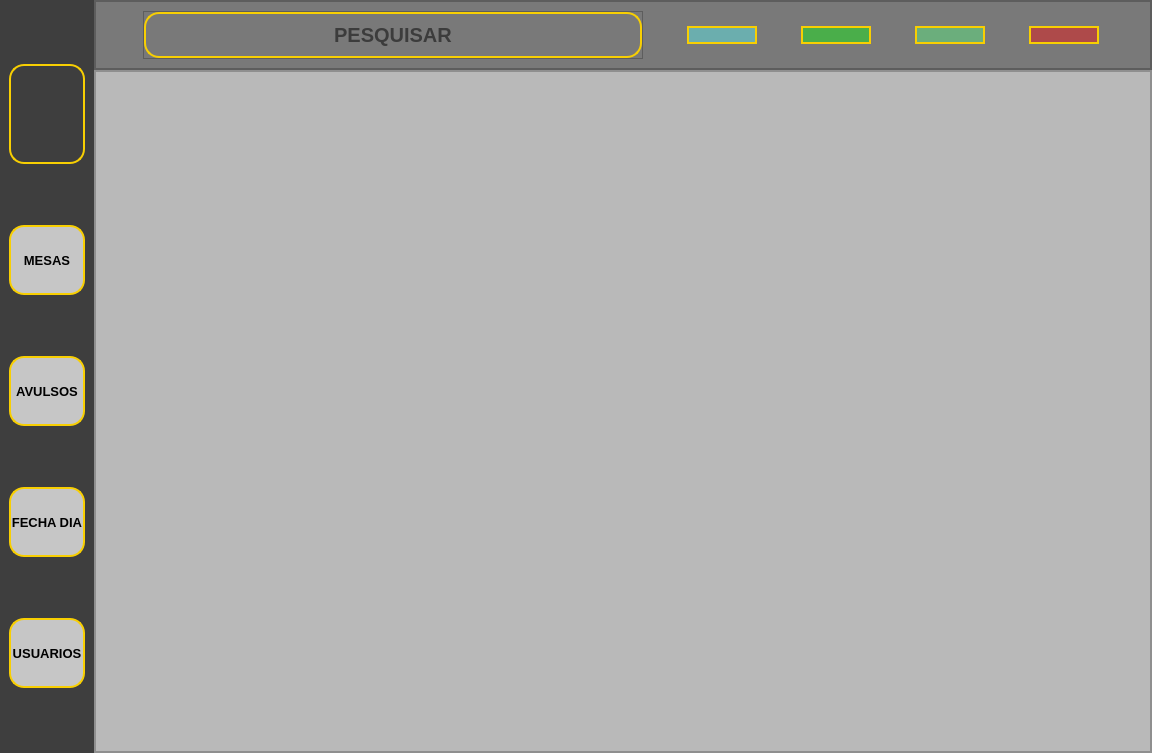
This is uic/Bemvindo.ui in Lum000/Comanda2.0 as Qt 5 draws it before an edit. The edited form follows.
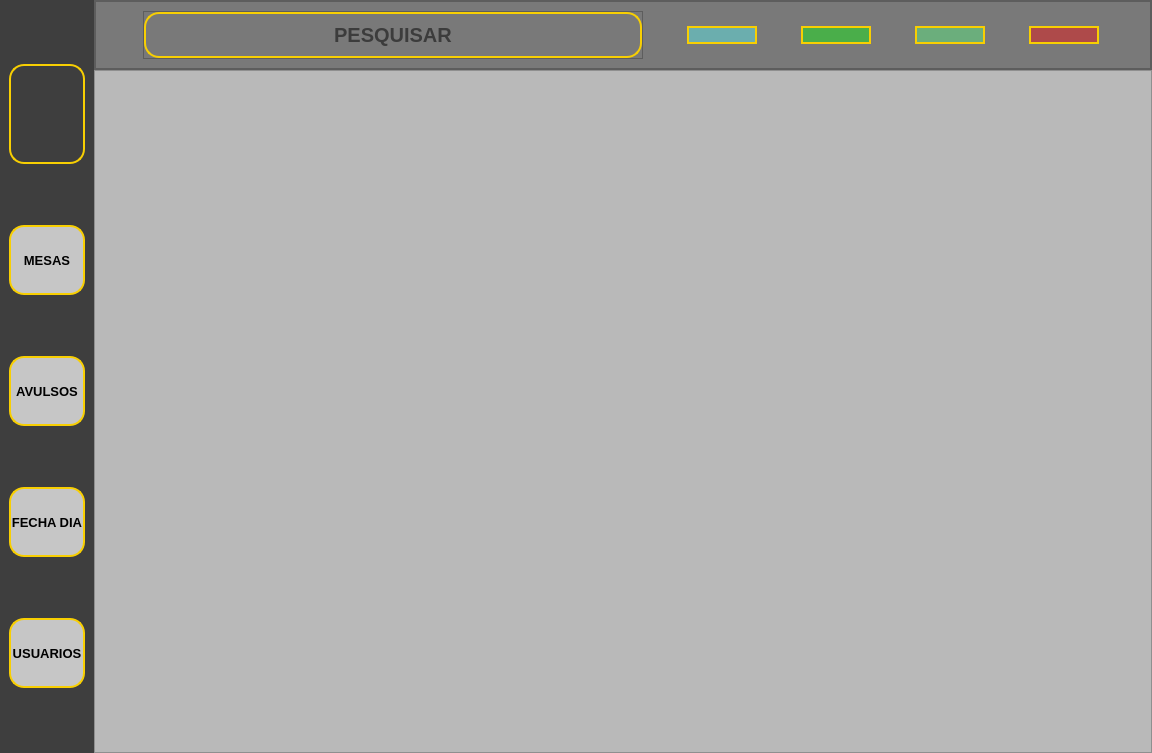
This is the edited form. Icons and pictures are not drawn.

What changed in the file:
```diff
--- a/uic/Bemvindo.ui
+++ b/uic/Bemvindo.ui
@@ -65,7 +65,49 @@
         <number>0</number>
        </property>
        <item row="0" column="0">
-        <widget class="QTableWidget" name="tableWidget"/>
+        <widget class="QTableWidget" name="tableWidget">
+         <property name="styleSheet">
+          <string notr="true">QHeaderView::section {
+	
+	background-color: rgb(62, 62, 62);
+    padding: 4px;
+	border:2px solid rgb(248, 207, 2);
+	color:rgb(255, 255, 255);
+	
+	font: 75 12pt &quot;MS Shell Dlg 2&quot;;
+}
+
+QHeaderView::section:horizontal
+{
+    border-top: 2px solid rgb(248, 207, 2);
+	font-size: 22pt;
+	
+}
+
+QHeaderView::section:vertical
+{
+    border-left: 2px solid rgb(248, 207, 2);	
+	border-bottom:0px;
+	font-size: 20pt
+	
+}</string>
+         </property>
+         <property name="frameShape">
+          <enum>QFrame::NoFrame</enum>
+         </property>
+         <property name="editTriggers">
+          <set>QAbstractItemView::NoEditTriggers</set>
+         </property>
+         <property name="alternatingRowColors">
+          <bool>false</bool>
+         </property>
+         <property name="rowCount">
+          <number>0</number>
+         </property>
+         <property name="columnCount">
+          <number>0</number>
+         </property>
+        </widget>
        </item>
       </layout>
      </widget>
```
